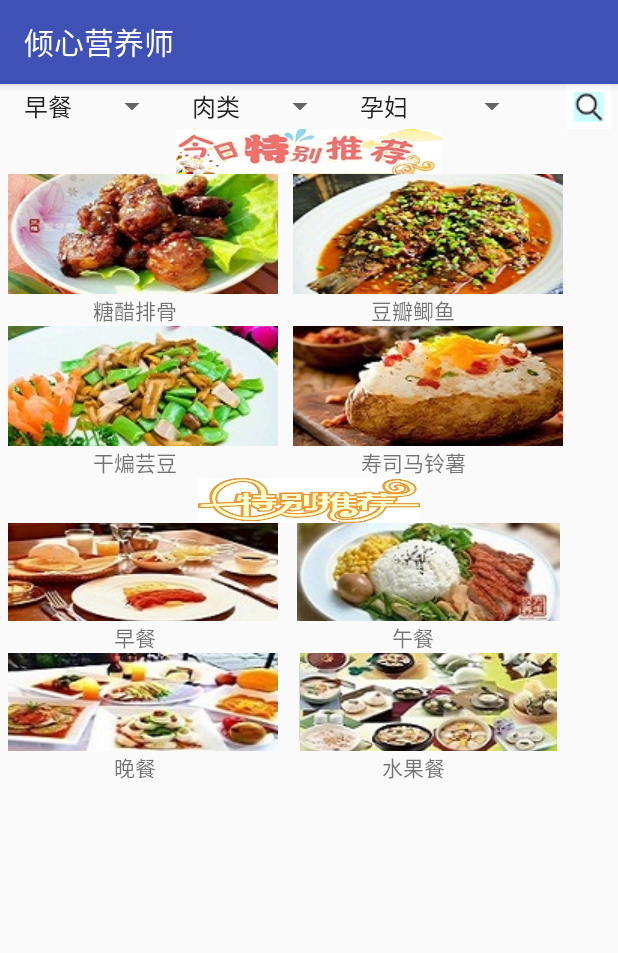
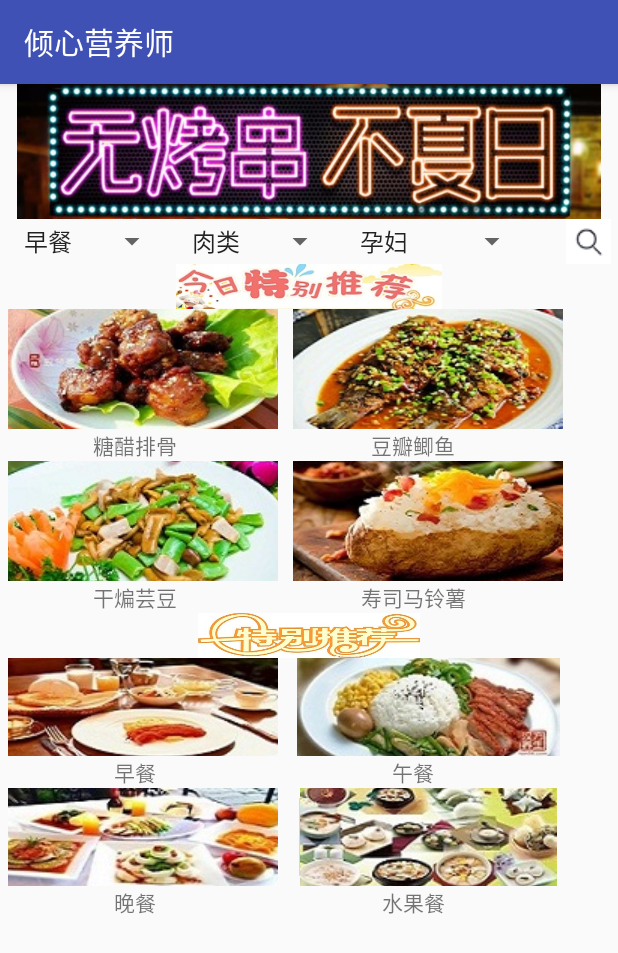
Before and after one commit to 124team/Dietitian2, an Android app: the fragment fragment4 shown on its own in the app's theme, on a phone screen of 412 x 824 dp. Shown: the top 953 px of the screen. Run offline under Robolectric (Android 15) with nearby library versions, the phone set to English and light mode, and no system bars; our stand-ins replace CircleImageView.

Commit message:
增加主页面滑动图片效果

```diff
--- a/app/src/main/java/edu/neusoft/a124team/dietitian/fragment4.java
+++ b/app/src/main/java/edu/neusoft/a124team/dietitian/fragment4.java
@@ -9,7 +9,9 @@ import android.view.View;
 import android.view.ViewGroup;
 import android.widget.ArrayAdapter;
 import android.widget.ImageButton;
+import android.widget.ScrollView;
 import android.widget.Spinner;
+import android.widget.ViewFlipper;
 
 import java.util.ArrayList;
 import java.util.HashMap;
@@ -33,10 +35,25 @@ public class fragment4 extends Fragment {
     private ImageButton hImageButtonOnclick2;
     private ImageButton hImageButtonOnclick5;
     private ImageButton hImageButtonOnclick8;
+    private ViewFlipper viewFlipper;
     @Nullable
     @Override
     public View onCreateView(LayoutInflater inflater, ViewGroup container, Bundle savedInstanceState) {
         View rootView = inflater.inflate(R.layout.layout4, null);
+        final ScrollView svResult = (ScrollView)rootView.findViewById(R.id.s_home_scroll);
+        svResult.post(new Runnable() {
+            public void run() {
+                svResult.fullScroll(ScrollView.FOCUS_UP);
+                svResult.setFocusable(false);
+                svResult.setFocusableInTouchMode(false);
+            }
+        });
+        viewFlipper=(ViewFlipper)rootView.findViewById(R.id.s_home_vie);
+        viewFlipper.setAutoStart(true); // 设置自动播放功能（点击事件，前自动播放）
+        viewFlipper.setFlipInterval(3000);
+        if (viewFlipper.isAutoStart() && !viewFlipper.isFlipping()) {
+            viewFlipper.startFlipping();
+        }
         data_list = new ArrayList<Map<String, Object>>();
         hImageButtonSearch=(ImageButton)rootView.findViewById(R.id.imageSearch);
         hImageButtonSearch.setOnClickListener(new View.OnClickListener() {
--- a/app/src/main/res/layout/layout4.xml
+++ b/app/src/main/res/layout/layout4.xml
@@ -3,6 +3,45 @@
               android:layout_width="match_parent"
               android:layout_height="match_parent"
               android:orientation="vertical">
+
+    <ScrollView
+        android:layout_width="match_parent"
+        android:layout_height="match_parent"
+        android:id="@+id/s_home_scroll"
+        android:scrollbars="none">
+        <LinearLayout
+            android:layout_width="match_parent"
+            android:layout_height="match_parent"
+            android:orientation="vertical"
+            android:id="@+id/Home">
+            <LinearLayout
+                android:layout_width="match_parent"
+                android:layout_height="90dp">
+                <ViewFlipper
+                    android:layout_width="match_parent"
+                    android:layout_height="match_parent"
+                    android:id="@+id/s_home_vie"
+                    >
+                    <ImageView
+                        android:layout_width="match_parent"
+                        android:layout_height="match_parent"
+                        android:src="@drawable/h_imageview_main1"
+                        android:layout_gravity="center_vertical" />
+
+                    <ImageView
+                        android:layout_width="match_parent"
+                        android:layout_height="match_parent"
+                        android:src="@drawable/h_imageview_main2"
+                        android:layout_gravity="center_vertical" />
+
+                    <ImageView
+                        android:layout_width="match_parent"
+                        android:layout_height="match_parent"
+                        android:src="@drawable/h_imageview_main3"
+                        android:layout_gravity="center_vertical" />
+
+                </ViewFlipper>
+            </LinearLayout>
     <LinearLayout
         android:layout_width="match_parent"
         android:layout_height="wrap_content"
@@ -31,7 +70,7 @@
             android:layout_marginLeft="25dp"
             android:background="#ffffff"
             android:id="@+id/imageSearch"
-            android:src="@drawable/y_img_search_bar_magnifier"/>
+            android:src="@drawable/h_img_search"/>
 
     </LinearLayout>
     <ImageView
@@ -207,4 +246,6 @@
             android:gravity="center"
             android:text="水果餐"/>
     </GridLayout>
+        </LinearLayout>
+    </ScrollView>
 </LinearLayout>
```
Also changed, not shown: app/src/main/res/drawable/h_imageview_main1.png (added), app/src/main/res/drawable/h_imageview_main2.png (added), app/src/main/res/drawable/h_imageview_main3.png (added), app/src/main/res/drawable/h_img_search.png (added).
